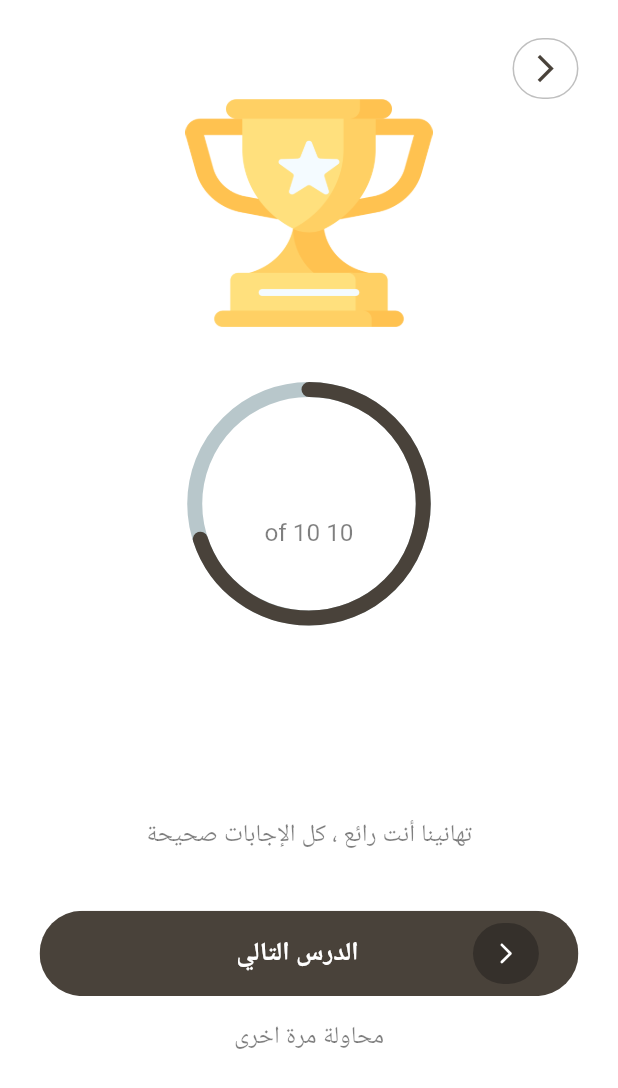
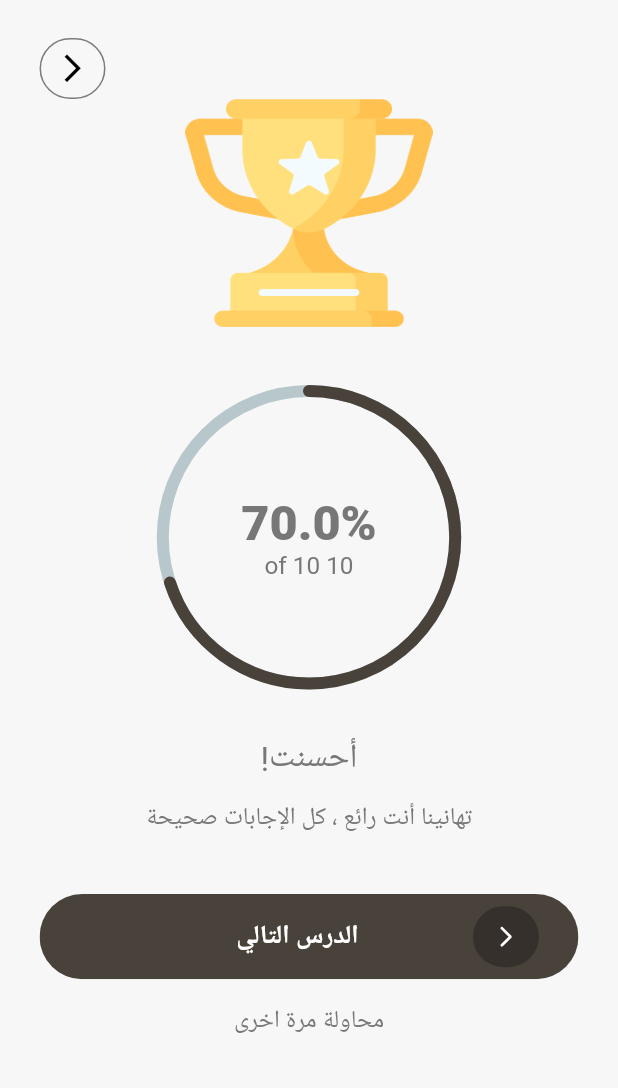
Before and after one commit to Mostafa-ToLba/learningEnglish_App, a Flutter app: the ResultsScreen screen opened directly, on a phone screen of 412 x 824 dp. Shown: the top 1088 px of the screen. Run offline on Flutter 3.47's test engine with Material 3 defaults, Android fonts, the light colour scheme and no system bars; drawn by our look-alikes of percent_indicator; our stand-ins replace dartz, dio, flutter_bloc, flutter_screenutil, flutter_staggered_animations, flutter_svg and 10 more; missing offline and left inert: data_connection_checker_nulls; accounts and stored records are empty; project files that could hold a hidden picture were left out.

Commit message:
checking light mode

```diff
--- a/lib/blocs/settings_bloc/settings_state.dart
+++ b/lib/blocs/settings_bloc/settings_state.dart
@@ -10,7 +10,7 @@ class SettingsState with _$SettingsState {
   }) = _SettingsState;
 
   factory SettingsState.initial() => const SettingsState(
-        mode: true, // .containsKey(AppTheme.light),
+        mode: false, // .containsKey(AppTheme.light),
         locale: Locale("en"), //TODO: CHANGE IT TO DEVICE LOCALE
         areBoardingScreensWatched: false,
         isChoosingClassDone: false,
--- a/lib/presentation/screens/main/question_bank_view.dart
+++ b/lib/presentation/screens/main/question_bank_view.dart
@@ -70,11 +70,7 @@ class QuestionBankView extends StatelessWidget {
                                       .displayMedium
                                       ?.copyWith(
                                         fontSize: 16.sp,
-                                        color: Theme.of(context)
-                                            .textTheme
-                                            .displayMedium!
-                                            .color
-                                            ?.withOpacity(0.6499999761581421),
+
                                         //color: Theme.of(context).primaryColor,
                                         // color: ColorResources.black,
                                         fontWeight: FontWeight.w400,
--- a/lib/presentation/screens/result/results_page.dart
+++ b/lib/presentation/screens/result/results_page.dart
@@ -51,7 +51,7 @@ class _ResultsScreenState extends State<ResultsScreen>
   @override
   Widget build(BuildContext context) {
     return Scaffold(
-      backgroundColor: ColorResources.white1,
+      backgroundColor: Theme.of(context).scaffoldBackgroundColor,
       body: SafeArea(
         child: Padding(
           padding: EdgeInsets.only(top: 25.h, left: 24.w, right: 24.w),
@@ -59,14 +59,16 @@ class _ResultsScreenState extends State<ResultsScreen>
             //mainAxisAlignment: MainAxisAlignment.end,
             crossAxisAlignment: CrossAxisAlignment.start,
             children: [
-              Container(
+              Align(
+                alignment: Alignment.centerLeft,
+                child: Container(
                   width: 40.w,
                   height: 40.h,
                   decoration: ShapeDecoration(
                     shape: RoundedRectangleBorder(
                       side: BorderSide(
                         width: 1,
-                      color: Colors.black.withOpacity(0.25),
+                        color: Theme.of(context).indicatorColor.withOpacity(0.5),
                       ),
                       borderRadius: BorderRadius.circular(32),
                     ),
@@ -75,9 +77,9 @@ class _ResultsScreenState extends State<ResultsScreen>
                     onPressed: () {},
                     icon: Icon(
                       Icons.arrow_back_ios_new_outlined,
-                    color: ColorResources.brownDark,
-                    size: 20.dm,
+                      size: 20.dg,
                     ), //circle_chevron_left
+                  ),
                 ),
               ),
               Center(
@@ -93,10 +95,10 @@ class _ResultsScreenState extends State<ResultsScreen>
                         ),
                       ),
                     ),
-                    SizedBox(height: 36.h),
+                    SizedBox(height: 38.h),
                     CircularPercentIndicator(
-                      radius: 80.r,
-                      lineWidth: 10.0,
+                      radius: 100.r,
+                      lineWidth: 8.0,
                       animation: true,
                       percent: 0.7,
                       center: Column(
@@ -123,10 +125,6 @@ class _ResultsScreenState extends State<ResultsScreen>
                                 .displayMedium
                                 ?.copyWith(
                                   fontSize: 16.sp,
-
-                                  color: Theme.of(context)
-                                      .primaryColor
-                                      .withOpacity(0.5),
                                   // color: ColorResources.black,
                                   fontWeight: FontWeight.w400,
                                 ),
@@ -136,7 +134,7 @@ class _ResultsScreenState extends State<ResultsScreen>
                       circularStrokeCap: CircularStrokeCap.round,
                       progressColor: ColorResources.brownDark,
                     ),
-                    SizedBox(height: 85.h),
+                    SizedBox(height: 32.h),
                     Text(
                       'results_perfect_title'.i18n(),
                       style:
@@ -156,9 +154,6 @@ class _ResultsScreenState extends State<ResultsScreen>
                           .displayMedium
                           ?.copyWith(
                             fontSize: 16.sp,
-
-                            color:
-                                Theme.of(context).primaryColor.withOpacity(0.5),
                             // color: ColorResources.black,
                             fontWeight: FontWeight.w400,
                           ),
@@ -188,14 +183,9 @@ class _ResultsScreenState extends State<ResultsScreen>
                       child: Text(
                         "try_again".i18n(),
                         textAlign: TextAlign.justify,
-                        style: Theme.of(context)
-                          .textTheme
-                          .displayMedium
-                          ?.copyWith(
+                        style:
+                            Theme.of(context).textTheme.displayMedium?.copyWith(
                                   fontSize: 16.sp,
-
-                            color:
-                                Theme.of(context).primaryColor.withOpacity(0.5),
                                   // color: ColorResources.black,
                                   fontWeight: FontWeight.w400,
                                   height: 0.12.h,
--- a/lib/utils/theme/theme.dart
+++ b/lib/utils/theme/theme.dart
@@ -76,7 +76,7 @@ final appThemeData = {
                       */
     //primaryColor: ColorResources.white1,
     bottomNavigationBarTheme: BottomNavigationBarThemeData(
-      backgroundColor: ColorResources.blackBackground,
+      backgroundColor: ColorResources.grey5,
       unselectedIconTheme: IconThemeData(color: ColorResources.brownDark),
       selectedIconTheme: IconThemeData(color: ColorResources.white1),
       selectedItemColor: ColorResources.white1,
```
Lines whose indentation alone changed are shown as unchanged.
